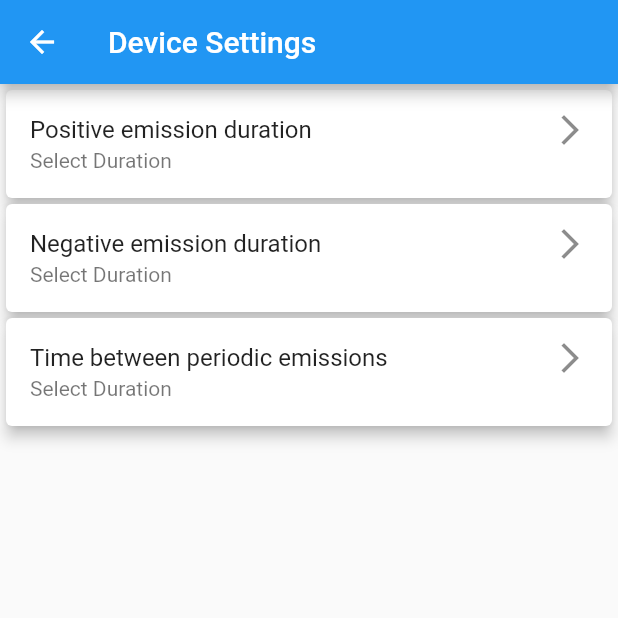
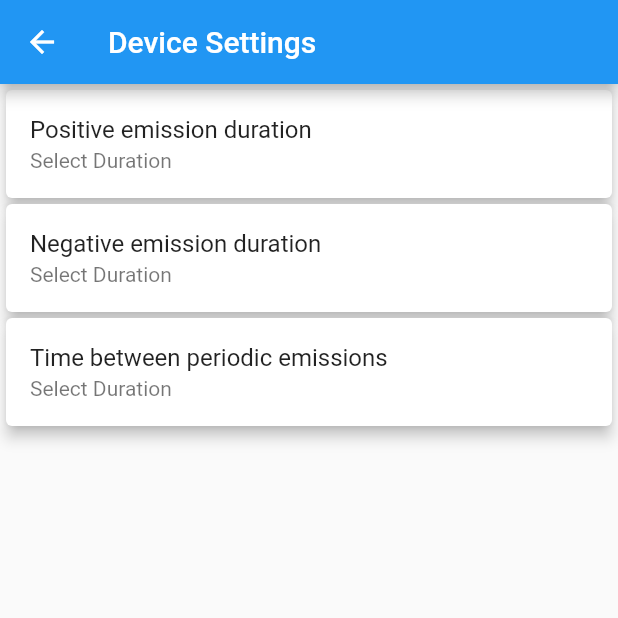
Before and after one commit to TylerHight/Que-App, a Flutter app: the screen it shows after launch, after a tap on the "settings" icon, on a phone screen of 412 x 824 dp, the top half of it. Run offline on Flutter 3.47's test engine with Material 2 defaults, Android fonts, the phone set to English and light mode, and no system bars; our stand-ins replace syncfusion_flutter_charts.

Commit message:
removed arrows in device settings screen

```diff
--- a/lib/screens/home_screen/device_settings_screen/device_settings_screen.dart
+++ b/lib/screens/home_screen/device_settings_screen/device_settings_screen.dart
@@ -241,7 +241,7 @@ class _DeviceSettingsScreenState extends State<DeviceSettingsScreen> {
               Expanded(
                 child: Text(title),
               ),
-              Icon(Icons.arrow_forward_ios), // Add the arrow icon here
+              //Icon(Icons.arrow_forward_ios), // Add the arrow icon here
             ],
           ),
         ),
```
